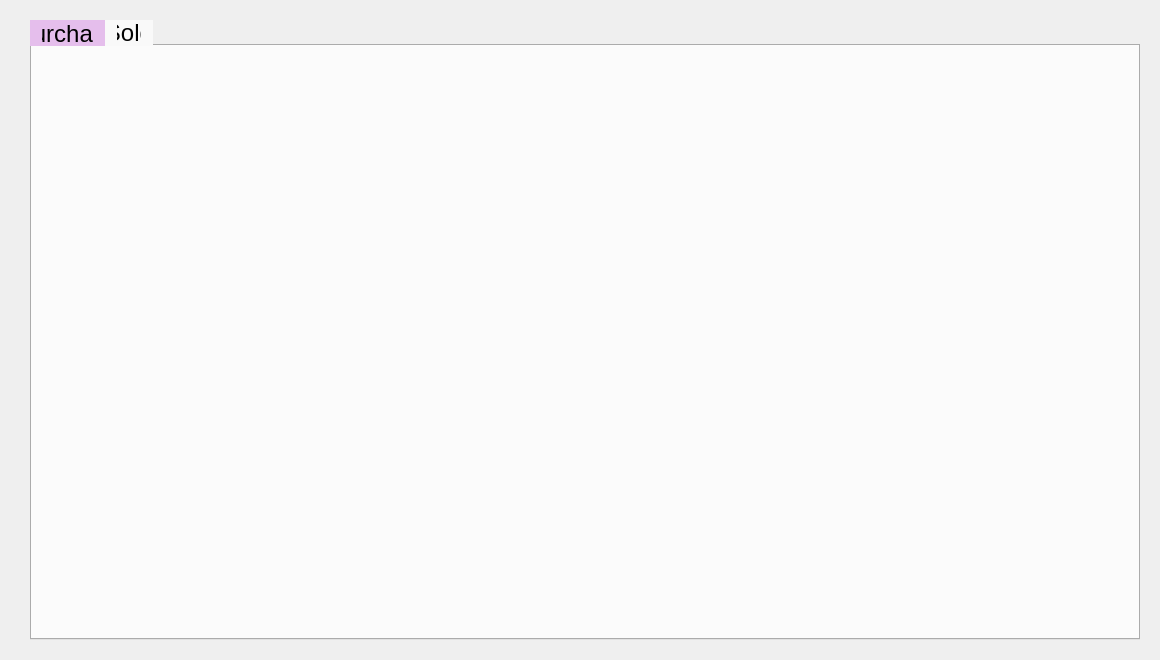
Qt form InventoryManagement/reports_widget.ui (ImRanjbar/Inventory-Management) before a commit.
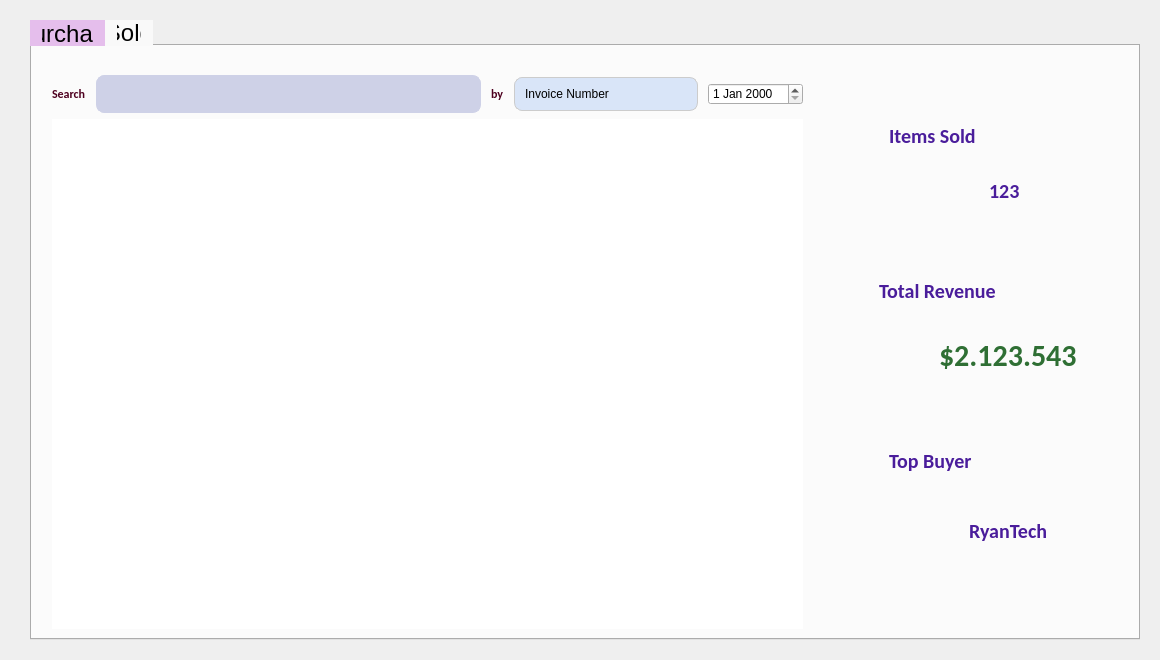
The same form after that commit. The open tabs and pages were chosen to show the change. Icons and pictures are not drawn.

Commit message: Fixed bugs in datahandler and invoice_widget, added InvoiceNumbers.h file, and completed features in purchase_widget. Implemented reports_widget further.

The edit to the form file:
```diff
--- a/InventoryManagement/reports_widget.ui
+++ b/InventoryManagement/reports_widget.ui
@@ -400,6 +400,363 @@
       <attribute name="title">
        <string>Sold</string>
       </attribute>
+      <layout class="QHBoxLayout" name="horizontalLayout_8">
+       <property name="leftMargin">
+        <number>20</number>
+       </property>
+       <item>
+        <layout class="QVBoxLayout" name="verticalLayout_4">
+         <property name="rightMargin">
+          <number>20</number>
+         </property>
+         <item>
+          <layout class="QHBoxLayout" name="horizontalLayout_7">
+           <property name="spacing">
+            <number>10</number>
+           </property>
+           <property name="topMargin">
+            <number>20</number>
+           </property>
+           <item>
+            <widget class="QLabel" name="label_13">
+             <property name="styleSheet">
+              <string notr="true">font-family: Calibri;
+font-size: 12px;
+color: #4e001f;
+font-weight: bold;
+text-transform: none;</string>
+             </property>
+             <property name="text">
+              <string>Search</string>
+             </property>
+            </widget>
+           </item>
+           <item>
+            <widget class="QLineEdit" name="lineEdit_4">
+             <property name="styleSheet">
+              <string notr="true">QLineEdit {
+	background-color: #ced1e7;
+	border-radius:8px;
+	border:1px solid #ced1e7;
+	display:inline-block;
+	cursor:text;
+	color : #2c2c3b;
+	font-family:Impactl;
+	font-size:10px;
+	font-weight:bold;
+	padding:10px 10px;
+}
+</string>
+             </property>
+            </widget>
+           </item>
+           <item>
+            <widget class="QLabel" name="label_14">
+             <property name="styleSheet">
+              <string notr="true">font-family: Calibri;
+font-size: 12px;
+color: #4e001f;
+font-weight: bold;
+text-transform: none;</string>
+             </property>
+             <property name="text">
+              <string>by</string>
+             </property>
+            </widget>
+           </item>
+           <item>
+            <widget class="QComboBox" name="comboBox_4">
+             <property name="styleSheet">
+              <string notr="true">QComboBox {
+    /* Background and Border */
+    background-color: #d9e5f8;
+    border: 1px solid #CCCCCC;
+    border-radius: 8px;
+    padding: 8px 10px;
+    min-width: 130px;
+}
+
+QComboBox::drop-down {
+    /* Dropdown Arrow */
+    subcontrol-origin: padding;
+    subcontrol-position: right;
+    width: 30px;
+    border-left-width: 0px;
+    border-left-color: #CCCCCC;
+    border-left-style: solid;
+    border-top-right-radius: 3px;
+    border-bottom-right-radius: 4px;
+    background: transparent;
+}
+
+QComboBox::down-arrow {
+    /* Dropdown Arrow Icon */
+    image: url(:/Images/icons/downChevronComboBox.png);
+}
+
+QComboBox QAbstractItemView {
+    /* Dropdown List */
+    background-color: #FFFFFF;
+    border: 1px solid #CCCCCC;
+    border-radius: 4px;
+    padding: 2px;
+    outline: none;
+}
+
+QComboBox QAbstractItemView::item {
+    /* List Item */
+    padding: 4px 8px;
+}
+
+QComboBox QAbstractItemView::item:hover {
+    /* Hovered Item */
+    background-color: #999fff;
+	border-radius: 8px;
+}
+
+</string>
+             </property>
+             <item>
+              <property name="text">
+               <string>Invoice Number</string>
+              </property>
+             </item>
+             <item>
+              <property name="text">
+               <string>Provider</string>
+              </property>
+             </item>
+             <item>
+              <property name="text">
+               <string>Date</string>
+              </property>
+             </item>
+            </widget>
+           </item>
+           <item>
+            <widget class="QDateEdit" name="dateEdit_4"/>
+           </item>
+          </layout>
+         </item>
+         <item>
+          <widget class="QTableView" name="TV_solds">
+           <property name="styleSheet">
+            <string notr="true">QTableView {
+	background-color : #FFFFFF;
+	border-radius : 10 px;
+}
+
+QScrollBar:vertical {
+  background-color: #d3d3d3; /* Change to the desired color */
+}
+
+QScrollBar::handle:vertical {
+  background-color: #c5b4ee; /* Change to the desired color */
+}
+</string>
+           </property>
+          </widget>
+         </item>
+        </layout>
+       </item>
+       <item>
+        <widget class="QWidget" name="sold_leftWidget" native="true">
+         <property name="minimumSize">
+          <size>
+           <width>300</width>
+           <height>0</height>
+          </size>
+         </property>
+         <property name="styleSheet">
+          <string notr="true">#sold_leftWidget {
+	background-image: url(:/Images/LeftPurchaseWidget.png);
+	border-radius : 50px;
+}</string>
+         </property>
+         <widget class="QWidget" name="itemsSoldWidget" native="true">
+          <property name="geometry">
+           <rect>
+            <x>30</x>
+            <y>40</y>
+            <width>240</width>
+            <height>150</height>
+           </rect>
+          </property>
+          <property name="maximumSize">
+           <size>
+            <width>240</width>
+            <height>150</height>
+           </size>
+          </property>
+          <property name="styleSheet">
+           <string notr="true">QWidget #itemsSoldWidget {
+border-image: url(:/Images/TotalOrders.png);
+	border-radius : 20px;
+    background-repeat: no-repeat;
+    background-position: center;
+}</string>
+          </property>
+          <widget class="QLabel" name="label_15">
+           <property name="geometry">
+            <rect>
+             <x>30</x>
+             <y>20</y>
+             <width>141</width>
+             <height>41</height>
+            </rect>
+           </property>
+           <property name="styleSheet">
+            <string notr="true">font-family: Calibri;
+font-size: 20px;
+color: #4a1d9b;
+font-weight: bold;
+text-transform: none;</string>
+           </property>
+           <property name="text">
+            <string>Items Sold</string>
+           </property>
+          </widget>
+          <widget class="QLabel" name="LB_ItemsSold">
+           <property name="geometry">
+            <rect>
+             <x>130</x>
+             <y>80</y>
+             <width>81</width>
+             <height>31</height>
+            </rect>
+           </property>
+           <property name="styleSheet">
+            <string notr="true">font-family: Calibri;
+font-size: 20px;
+color: #4a1d9b;
+font-weight: bold;
+text-transform: none;</string>
+           </property>
+           <property name="text">
+            <string>123</string>
+           </property>
+          </widget>
+         </widget>
+         <widget class="QWidget" name="totalRevenueWidget" native="true">
+          <property name="geometry">
+           <rect>
+            <x>30</x>
+            <y>200</y>
+            <width>240</width>
+            <height>150</height>
+           </rect>
+          </property>
+          <property name="styleSheet">
+           <string notr="true">QWidget #totalRevenueWidget {
+border-image: url(:/Images/TotalCost.png);
+	border-radius : 20px;
+    background-repeat: no-repeat;
+    background-position: center;
+}</string>
+          </property>
+          <widget class="QLabel" name="label_16">
+           <property name="geometry">
+            <rect>
+             <x>20</x>
+             <y>20</y>
+             <width>131</width>
+             <height>31</height>
+            </rect>
+           </property>
+           <property name="styleSheet">
+            <string notr="true">font-family: Calibri;
+font-size: 20px;
+color: #4a1d9b;
+font-weight: bold;
+text-transform: none;</string>
+           </property>
+           <property name="text">
+            <string>Total Revenue</string>
+           </property>
+          </widget>
+          <widget class="QLabel" name="LB_totalRevenue">
+           <property name="geometry">
+            <rect>
+             <x>80</x>
+             <y>80</y>
+             <width>141</width>
+             <height>41</height>
+            </rect>
+           </property>
+           <property name="styleSheet">
+            <string notr="true">font-family: Calibri;
+font-size: 30px;
+color: #2f6f34;
+text-align : center;
+font-weight: bold;
+text-transform: none;</string>
+           </property>
+           <property name="text">
+            <string>$2.123.543</string>
+           </property>
+          </widget>
+         </widget>
+         <widget class="QWidget" name="toptBuyerWidget" native="true">
+          <property name="geometry">
+           <rect>
+            <x>30</x>
+            <y>370</y>
+            <width>241</width>
+            <height>151</height>
+           </rect>
+          </property>
+          <property name="styleSheet">
+           <string notr="true">QWidget #toptBuyerWidget {
+	border-image: url(:/Images/Favorite.png);
+	border-radius : 20px;
+    background-repeat: no-repeat;
+    background-position: center;
+}</string>
+          </property>
+          <widget class="QLabel" name="label_17">
+           <property name="geometry">
+            <rect>
+             <x>30</x>
+             <y>20</y>
+             <width>101</width>
+             <height>31</height>
+            </rect>
+           </property>
+           <property name="styleSheet">
+            <string notr="true">font-family: Calibri;
+font-size: 20px;
+color: #4a1d9b;
+font-weight: bold;
+text-transform: none;</string>
+           </property>
+           <property name="text">
+            <string>Top Buyer</string>
+           </property>
+          </widget>
+          <widget class="QLabel" name="LB_topBuyer">
+           <property name="geometry">
+            <rect>
+             <x>110</x>
+             <y>80</y>
+             <width>91</width>
+             <height>51</height>
+            </rect>
+           </property>
+           <property name="styleSheet">
+            <string notr="true">font-family: Calibri;
+font-size: 20px;
+color: #4a1d9b;
+font-weight: bold;
+text-transform: none;</string>
+           </property>
+           <property name="text">
+            <string>RyanTech</string>
+           </property>
+          </widget>
+         </widget>
+        </widget>
+       </item>
+      </layout>
      </widget>
     </widget>
    </item>
```
Left out of the diff: 22 changed lines with no effect on the pictures. The commit also changes 13 other files.
